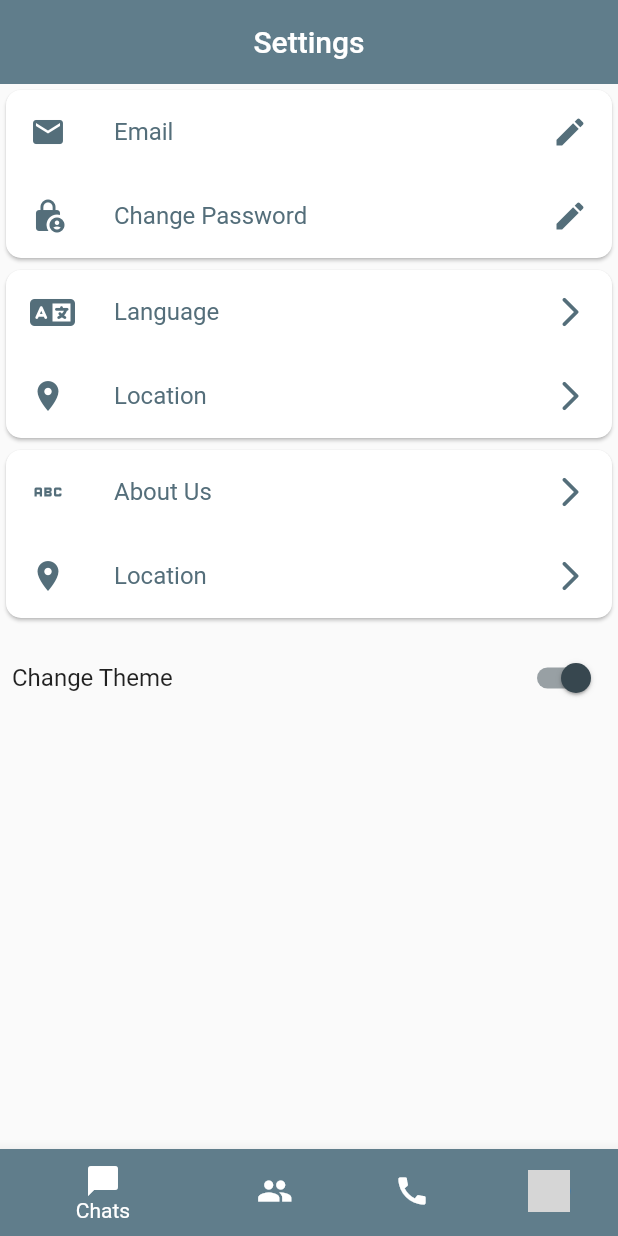
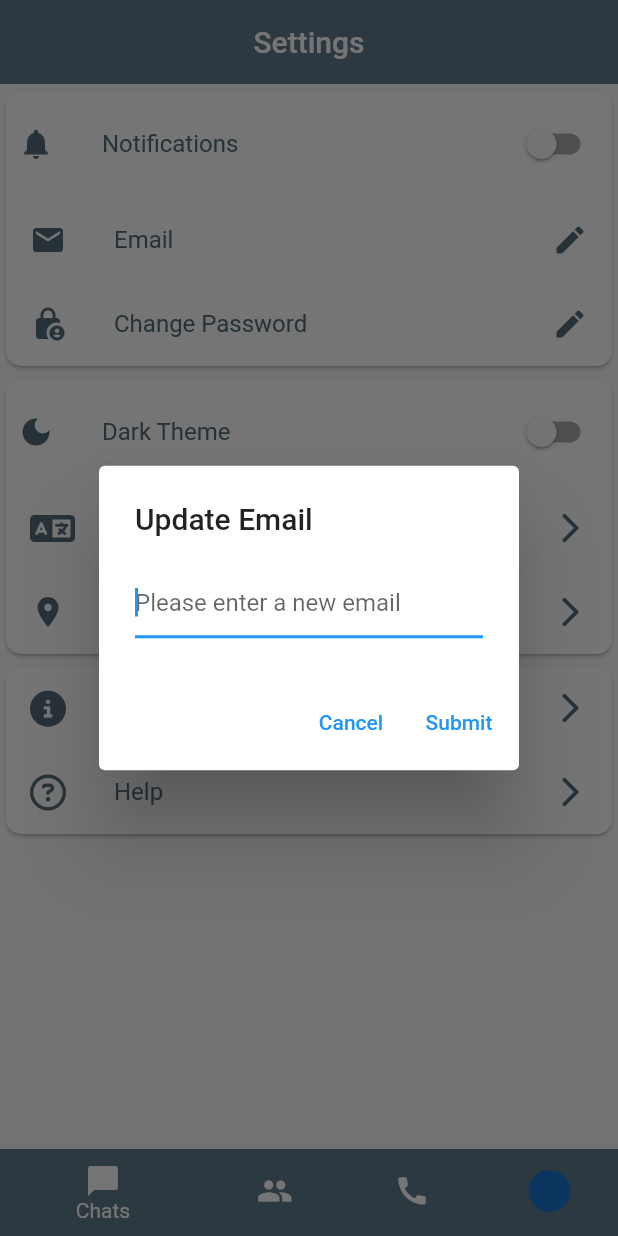
Before and after one commit to Helix088/party_chat_flutter, a Flutter app: the SettingsScreen screen opened by its route, item 2 of the bottom bar chosen, after a tap on "Email", on a phone screen of 412 x 824 dp. Run offline on Flutter 3.47's test engine with Material 2 defaults, Android fonts, the light colour scheme and no system bars; our stand-ins replace animated_text_kit, cloud_firestore, firebase_auth, firebase_core, flutter_easyloading, font_awesome_flutter and 1 more; accounts and stored records are empty; statements that could not run were skipped; grey boxes are pictures that could not be loaded.

Commit message:
added more settings

```diff
--- a/lib/screens/chats/list_chats_screen.dart
+++ b/lib/screens/chats/list_chats_screen.dart
@@ -122,9 +122,9 @@ class _ListChatsScreenState extends State<ListChatsScreen> {
       title: Text('Chats'),
       actions: [
         IconButton(
-          onPressed: () {
+          onPressed: () async {
             _auth.signOut();
-            Navigator.popAndPushNamed(context, WelcomeScreen.id);
+            await Navigator.popAndPushNamed(context, WelcomeScreen.id);
           },
           icon: Icon(Icons.logout),
         ),
--- a/lib/screens/settings.dart
+++ b/lib/screens/settings.dart
@@ -1,3 +1,4 @@
+import 'package:firebase_auth/firebase_auth.dart';
 import 'package:flash_chat_flutter/screens/chats/list_chats_screen.dart';
 import 'package:flutter/material.dart';
 import 'package:flash_chat_flutter/components/btm_nav_bar.dart';
@@ -12,6 +13,88 @@ class SettingsScreen extends StatefulWidget {
 }
 
 class _SettingsScreenState extends State<SettingsScreen> {
+  late TextEditingController controller;
+  final messageTextController = TextEditingController();
+  bool _notifications = false;
+  bool _darkMode = false;
+  final _auth = FirebaseAuth.instance;
+  final _user = FirebaseAuth.instance.currentUser;
+
+  @override
+  void initState() {
+    super.initState();
+    getCurrentUser();
+    controller = TextEditingController();
+  }
+
+  void getCurrentUser() async {
+    try {
+      final user = await _auth.currentUser;
+      if (user != null) {
+        loggedInUser = user;
+        // print(loggedInUser?.email);
+      }
+    } catch (e) {
+      print(e);
+    }
+  }
+
+  Future<String?> changeEmail() {
+    return showDialog<String>(
+      context: context,
+      builder: (BuildContext context) => AlertDialog(
+        title: Text('Update Email'),
+        content: TextField(
+          autofocus: true,
+          decoration: InputDecoration(hintText: 'Please enter a new email'),
+          controller: controller,
+        ),
+        actions: <Widget>[
+          TextButton(
+            onPressed: () => Navigator.pop(context, 'Cancel'),
+            child: const Text('Cancel'),
+          ),
+          TextButton(
+            onPressed: () async {
+              final newEmail = await changeEmail();
+              if (newEmail == null || newEmail.isEmpty) return;
+              _user?.updateEmail(newEmail);
+            },
+            child: const Text('Submit'),
+          ),
+        ],
+      ),
+    );
+  }
+
+  Future<String?> changePassword() {
+    return showDialog<String>(
+      context: context,
+      builder: (BuildContext context) => AlertDialog(
+        title: Text('Update Password'),
+        content: TextField(
+          autofocus: true,
+          decoration: InputDecoration(hintText: 'Please enter a new password'),
+          controller: controller,
+        ),
+        actions: <Widget>[
+          TextButton(
+            onPressed: () => Navigator.pop(context, 'Cancel'),
+            child: const Text('Cancel'),
+          ),
+          TextButton(
+            onPressed: () async {
+              final newPassword = await changePassword();
+              if (newPassword == null || newPassword.isEmpty) return;
+              _user?.updatePassword(newPassword);
+            },
+            child: const Text('Submit'),
+          ),
+        ],
+      ),
+    );
+  }
+
   @override
   Widget build(BuildContext context) {
     return Scaffold(
@@ -24,9 +107,29 @@ class _SettingsScreenState extends State<SettingsScreen> {
                   borderRadius: BorderRadius.circular(10.0)),
               child: Column(
                 children: [
+                  SwitchListTile(
+                    contentPadding: EdgeInsets.all(8.0),
+                    title: Text(
+                      'Notifications',
+                      style: TextStyle(color: Colors.blueGrey[600]),
+                    ),
+                    value: _notifications,
+                    onChanged: (bool value) {
+                      setState(() {
+                        _notifications = value;
+                      });
+                    },
+                    activeColor: Colors.blueGrey[800],
+                    secondary: Icon(
+                      Icons.notifications,
+                      color: Colors.blueGrey[600],
+                    ),
+                  ),
                   ListTile(
                     onTap: () {
-                      setState(() {});
+                      setState(() {
+                        changeEmail();
+                      });
                     },
                     title: Text(
                       'Email',
@@ -43,7 +146,9 @@ class _SettingsScreenState extends State<SettingsScreen> {
                   ),
                   ListTile(
                     onTap: () {
-                      setState(() {});
+                      setState(() {
+                        changePassword();
+                      });
                     },
                     title: Text(
                       'Change Password',
@@ -66,6 +171,24 @@ class _SettingsScreenState extends State<SettingsScreen> {
                   borderRadius: BorderRadius.circular(10.0)),
               child: Column(
                 children: [
+                  SwitchListTile(
+                    contentPadding: EdgeInsets.all(8.0),
+                    title: Text(
+                      'Dark Theme',
+                      style: TextStyle(color: Colors.blueGrey[600]),
+                    ),
+                    value: _darkMode,
+                    onChanged: (bool value) {
+                      setState(() {
+                        _darkMode = value;
+                      });
+                    },
+                    activeColor: Colors.blueGrey[800],
+                    secondary: Icon(
+                      Icons.dark_mode,
+                      color: Colors.blueGrey[600],
+                    ),
+                  ),
                   ListTile(
                     onTap: () {
                       setState(() {});
@@ -117,7 +240,7 @@ class _SettingsScreenState extends State<SettingsScreen> {
                       style: TextStyle(color: Colors.blueGrey[600]),
                     ),
                     leading: Icon(
-                      Icons.abc,
+                      FontAwesomeIcons.circleInfo,
                       color: Colors.blueGrey[600],
                     ),
                     trailing: Icon(
@@ -130,11 +253,11 @@ class _SettingsScreenState extends State<SettingsScreen> {
                       setState(() {});
                     },
                     title: Text(
-                      'Location',
+                      'Help',
                       style: TextStyle(color: Colors.blueGrey[600]),
                     ),
                     leading: Icon(
-                      Icons.location_on,
+                      FontAwesomeIcons.circleQuestion,
                       color: Colors.blueGrey[600],
                     ),
                     trailing: Icon(
@@ -144,13 +267,6 @@ class _SettingsScreenState extends State<SettingsScreen> {
                   ),
                 ],
               ),
-            ),
-            SwitchListTile(
-              contentPadding: const EdgeInsets.all(8.0),
-              title: Text('Change Theme'),
-              value: true,
-              onChanged: (value) {},
-              activeColor: Colors.blueGrey[800],
             ),
           ],
         ),
```
